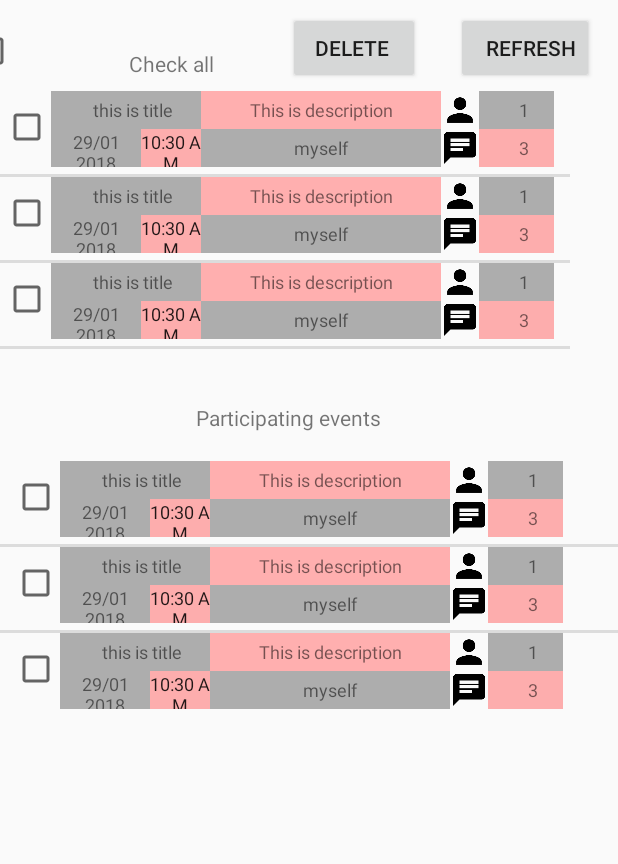
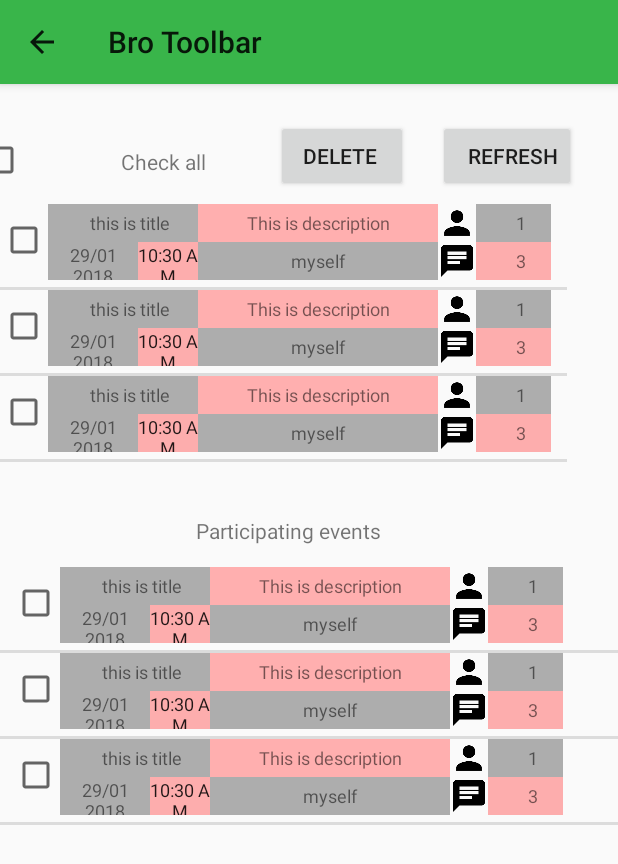
Before and after one commit to christoffer-thygesen/BroFinder, an Android app: the MyEventsActivity screen opened directly, with no data from a screen before it, on a phone screen of 412 x 824 dp. Shown: the top 864 px of the screen. Run offline under Robolectric (Android 15) with nearby library versions, the phone set to English and light mode, and no system bars.

Commit message:
Pretty fly for a white guy

```diff
--- a/app/src/main/AndroidManifest.xml
+++ b/app/src/main/AndroidManifest.xml
@@ -37,7 +37,8 @@
         <activity
             android:name=".RegisterUserActivity"
             android:parentActivityName=".LoginActivity" /> <!-- -> Register Activity Child of Login < -->
-        <activity android:name=".MyProfileActivity" />
+        <activity android:name=".MyProfileActivity"
+            android:parentActivityName=".MainActivity"/>
         <activity
             android:name=".ForgotPasswordActivity"
             android:parentActivityName=".LoginActivity" /> <!-- -> ForgotPassword Activity Child of Login < -->
--- a/app/src/main/java/mike/magic/com/brofinder/DetailedActivityAdapter.java
+++ b/app/src/main/java/mike/magic/com/brofinder/DetailedActivityAdapter.java
@@ -31,11 +31,6 @@ public class DetailedActivityAdapter extends ArrayAdapter<Event> {
         final TextView textTitle = (TextView)myEventCustomView.findViewById(R.id.eventDescription);
         textTitle.setText(currentEvent.getDesc());//Event.getTitle();
 
-
-
         return myEventCustomView;
-
     }
-
-
 }
--- a/app/src/main/java/mike/magic/com/brofinder/EventAdapter.java
+++ b/app/src/main/java/mike/magic/com/brofinder/EventAdapter.java
@@ -38,7 +38,7 @@ public class EventAdapter extends ArrayAdapter<Event> {
         TextView clockText = (TextView)rowView.findViewById(R.id.eventTime);
         TextView textLocation = (TextView)rowView.findViewById(R.id.eventLocation);
         TextView eventDistance = (TextView)rowView.findViewById(R.id.eventDistance);
-        //does this even exist?
+
         //TextView textCreator = (TextView)rowView.findViewById(R.id.Creator);
         TextView participantsNumber = (TextView)rowView.findViewById(R.id.eventsParticipants);
         participantsNumber.setText("3");
@@ -59,7 +59,7 @@ public class EventAdapter extends ArrayAdapter<Event> {
         clockText.setText(time);
         textLocation.setText("I am location, until I get a better solution");
         String distance =  null;
-        //textCreator.setText("BOIIII");
+
 
         return rowView;
     }
--- a/app/src/main/java/mike/magic/com/brofinder/EventEventListener.java
+++ b/app/src/main/java/mike/magic/com/brofinder/EventEventListener.java
@@ -65,11 +65,9 @@ public class EventEventListener implements ChildEventListener {
 
     @Override
     public void onChildMoved(DataSnapshot dataSnapshot, String s) {
-
     }
 
     @Override
     public void onCancelled(DatabaseError databaseError) {
-
     }
 }
--- a/app/src/main/java/mike/magic/com/brofinder/MyEventsActivity.java
+++ b/app/src/main/java/mike/magic/com/brofinder/MyEventsActivity.java
@@ -1,7 +1,9 @@
 package mike.magic.com.brofinder;
 
+import android.support.v7.app.ActionBar;
 import android.support.v7.app.AppCompatActivity;
 import android.os.Bundle;
+import android.support.v7.widget.Toolbar;
 import android.view.View;
 import android.widget.ArrayAdapter;
 import android.widget.CheckBox;
@@ -13,14 +15,9 @@ import java.util.ArrayList;
 import java.util.List;
 
 public class MyEventsActivity extends AppCompatActivity {
-    /*
-        final ArrayList<String> myEventList = new ArrayList<String>();
-        final ArrayAdapter myEventAdapter = new ArrayAdapter(this,R.layout.myeventlist , myEventList);
-        ListView listView = (ListView)findViewById(R.id.list);
-        //listView.setAdapter(myEventAdapter);
 
-    */
-
+    final ArrayList<Event> myEventsList = new ArrayList<>();
+    DatabaseManager databaseManager;
 
     @Override
     public void onCreate(Bundle savedInstanceState) {
@@ -28,13 +25,17 @@ public class MyEventsActivity extends AppCompatActivity {
         super.onCreate(savedInstanceState);
         setContentView(R.layout.activity_my_events);
 
+        android.support.v7.widget.Toolbar brobar = (Toolbar) findViewById(R.id.toptoolbar);
+        setSupportActionBar(brobar);
+
+        ActionBar broActionBar = getSupportActionBar();
+        broActionBar.setDisplayHomeAsUpEnabled(true);
 
         final ListView myEvents = findViewById(R.id.MyEventList);
         ListView participatingEvents = findViewById(R.id.myParticipatingEvents);
-        final ArrayList<Event> myEventsList = new ArrayList<>();
+
         final MyEventsAdapter myAdapter = new MyEventsAdapter(this, myEventsList);
         final MyEventsAdapter myParticipatingEventsAdapter = new MyEventsAdapter(this, myEventsList);
-
 
         Event a = new Event("123", "Kicking a ball", "Football", "abc", 5, 5, 2, 2017, 06022017, 333.1, 444.2);
         Event b = new Event("123", "ball", "ball", "abc", 5, 5, 2, 2017, 06022017, 333.1, 444.2);
@@ -69,28 +70,8 @@ public class MyEventsActivity extends AppCompatActivity {
                         CheckBox checkitOff = mChild.findViewById(R.id.checkBox);
                         checkitOff.setChecked(false);
                     }
-
                 }}
-
         });}
-
-
-
-        /*
-       for(Event myEvents : myEventList) {
-   if(Event.getId(creatorID).equals(someId) {
-   ListView myEvents = (ListView)findViewById(R.id.myEventList);
-       //found it!
-   }
-}
-
-for(Event myParticipatingEvents : myEventList)(
-if(Event.getId( *id = participating*?){
-ListView participatingEvents = (ListView)findViewById(R.id.myParticipatingEvents);
-        * */
-
-
-
 
 
     public void refreshButton(View v){
@@ -101,11 +82,11 @@ ListView participatingEvents = (ListView)findViewById(R.id.myParticipatingEvents
 
     }
 
-    public void deleteEvents(View v){
-        /*for(int i = 0; i<myEventsList.getCount();i++){
+    public void deleteEvents(View v, boolean isChecked){
+        /* for(int i = 0; i<myEventsList.size();i++){
             if(myEventsList.isChecked){
-               DatabaseManager.getInstance(.deleteEvent();)
-               EventUpdater.removeEvent(event[i]);
+              //delete event
+
             }
         }*/
     }
--- a/app/src/main/java/mike/magic/com/brofinder/RegisterUserActivity.java
+++ b/app/src/main/java/mike/magic/com/brofinder/RegisterUserActivity.java
@@ -29,7 +29,7 @@ public class RegisterUserActivity extends AppCompatActivity {
 
     // private TextView mStatusTextView;
     // private TextView mDetailTextView;
-    //   private EditText newUserName = findViewById(R.id.newUsername); //EditText ID name for field Username
+    // private EditText newUserName = findViewById(R.id.newUsername); //EditText ID name for field Username
 
 
     @Override
--- a/app/src/main/java/mike/magic/com/brofinder/UserEventListener.java
+++ b/app/src/main/java/mike/magic/com/brofinder/UserEventListener.java
@@ -3,10 +3,6 @@ package mike.magic.com.brofinder;
 import com.google.firebase.database.ChildEventListener;
 import com.google.firebase.database.DataSnapshot;
 import com.google.firebase.database.DatabaseError;
-
-/**
- * Created by Christoffer on 09-12-2017.
- */
 
 public class UserEventListener implements ChildEventListener {
 
--- a/app/src/main/java/mike/magic/com/brofinder/UserUpdater.java
+++ b/app/src/main/java/mike/magic/com/brofinder/UserUpdater.java
@@ -4,10 +4,6 @@ import android.app.Activity;
 import android.util.Log;
 
 import java.util.ArrayList;
-
-/**
- * Created by stoff on 05-12-2017.
- */
 
 public class UserUpdater {
 
--- a/app/src/main/res/layout/activity_my_events.xml
+++ b/app/src/main/res/layout/activity_my_events.xml
@@ -3,24 +3,18 @@
     xmlns:app="http://schemas.android.com/apk/res-auto"
     xmlns:tools="http://schemas.android.com/tools"
     android:layout_width="match_parent"
-    android:layout_height="match_parent"
-    tools:context="memelord.com.bro_finder.MyEventsActivity">
+    android:layout_height="match_parent">
 
-    <CheckBox
-        android:id="@+id/checkboxAll"
-        android:layout_width="47dp"
-        android:layout_height="52dp"
-        android:layout_marginBottom="8dp"
-        android:layout_marginEnd="8dp"
-        android:layout_marginStart="8dp"
-        android:layout_marginTop="8dp"
-
-        app:layout_constraintBottom_toTopOf="@+id/MyEventList"
-        app:layout_constraintEnd_toStartOf="parent"
-        app:layout_constraintHorizontal_bias="0.0"
-        app:layout_constraintStart_toStartOf="parent"
-        app:layout_constraintTop_toTopOf="parent"
-        app:layout_constraintVertical_bias="0.0" />
+    <android.support.v7.widget.Toolbar
+        android:id="@+id/toptoolbar"
+        android:layout_width="match_parent"
+        android:layout_height="?attr/actionBarSize"
+        android:layout_marginBottom="60dp"
+        android:background="?attr/colorPrimary"
+        android:elevation="4dp"
+        android:theme="@style/ThemeOverlay.AppCompat.ActionBar"
+        app:popupTheme="@style/ThemeOverlay.AppCompat.Light"
+        app:title="Bro Toolbar" />
 
     <TextView
         android:id="@+id/textView2"
@@ -35,17 +29,17 @@
         android:text="Check all"
         app:layout_constraintBottom_toBottomOf="parent"
         app:layout_constraintEnd_toStartOf="@+id/button3"
-        app:layout_constraintHorizontal_bias="0.636"
+        app:layout_constraintHorizontal_bias="0.666"
         app:layout_constraintStart_toEndOf="@+id/checkboxAll"
         app:layout_constraintTop_toTopOf="parent"
-        app:layout_constraintVertical_bias="0.031" />
+        app:layout_constraintVertical_bias="0.114" />
 
     <Button
         android:id="@+id/button3"
         android:layout_width="wrap_content"
         android:layout_height="wrap_content"
         android:layout_marginBottom="8dp"
-        android:layout_marginEnd="24dp"
+        android:layout_marginEnd="20dp"
         android:layout_marginTop="8dp"
         android:onClick="deleteEvents"
         android:paddingLeft="10dp"
@@ -53,28 +47,30 @@
         app:layout_constraintBottom_toBottomOf="parent"
         app:layout_constraintEnd_toStartOf="@+id/button4"
         app:layout_constraintTop_toTopOf="parent"
-        app:layout_constraintVertical_bias="0.0" />
+        app:layout_constraintVertical_bias="0.095" />
 
     <ListView
         android:id="@+id/MyEventList"
         android:layout_width="386dp"
-        android:layout_height="184dp"
+        android:layout_height="183dp"
         android:layout_marginBottom="8dp"
         android:layout_marginEnd="8dp"
         android:layout_marginStart="8dp"
         android:layout_marginTop="8dp"
         android:dividerHeight="2dp"
-        app:layout_constraintBottom_toTopOf="@+id/textView3"
+        app:layout_constraintBottom_toBottomOf="parent"
         app:layout_constraintEnd_toEndOf="@+id/button4"
+        app:layout_constraintHorizontal_bias="0.393"
         app:layout_constraintStart_toStartOf="@+id/checkboxAll"
-        app:layout_constraintTop_toBottomOf="@+id/button3"></ListView>
+        app:layout_constraintTop_toBottomOf="@+id/button3"
+        app:layout_constraintVertical_bias="0.0"></ListView>
 
     <Button
         android:id="@+id/button4"
         android:layout_width="wrap_content"
         android:layout_height="wrap_content"
         android:layout_marginBottom="8dp"
-        android:layout_marginEnd="16dp"
+        android:layout_marginEnd="28dp"
         android:layout_marginTop="8dp"
         android:clickable="true"
         android:onClick="refreshButton"
@@ -83,15 +79,15 @@
         app:layout_constraintBottom_toBottomOf="parent"
         app:layout_constraintEnd_toEndOf="parent"
         app:layout_constraintTop_toTopOf="parent"
-        app:layout_constraintVertical_bias="0.0" />
+        app:layout_constraintVertical_bias="0.095" />
 
     <TextView
         android:id="@+id/textView3"
         android:layout_width="384dp"
-        android:layout_height="58dp"
+        android:layout_height="48dp"
         android:layout_marginBottom="8dp"
         android:layout_marginEnd="8dp"
-        android:layout_marginTop="188dp"
+        android:layout_marginTop="180dp"
         android:gravity="center"
         android:text="Participating events"
         app:layout_constraintBottom_toBottomOf="parent"
@@ -99,16 +95,32 @@
         app:layout_constraintHorizontal_bias="0.0"
         app:layout_constraintStart_toStartOf="parent"
         app:layout_constraintTop_toBottomOf="@+id/button3"
-        app:layout_constraintVertical_bias="0.011" />
+        app:layout_constraintVertical_bias="0.048" />
 
     <ListView
         android:id="@+id/myParticipatingEvents"
         android:layout_width="match_parent"
-        android:layout_height="wrap_content"
+        android:layout_height="434dp"
         android:dividerHeight="2dp"
         app:layout_constraintBottom_toBottomOf="parent"
         app:layout_constraintStart_toStartOf="parent"
         app:layout_constraintTop_toBottomOf="@+id/textView3"
         app:layout_constraintVertical_bias="0.0"></ListView>
 
+    <CheckBox
+        android:id="@+id/checkboxAll"
+        android:layout_width="34dp"
+        android:layout_height="42dp"
+        android:layout_marginBottom="8dp"
+        android:layout_marginEnd="8dp"
+        android:layout_marginStart="8dp"
+        android:layout_marginTop="8dp"
+
+        app:layout_constraintBottom_toTopOf="@+id/MyEventList"
+        app:layout_constraintEnd_toStartOf="parent"
+        app:layout_constraintHorizontal_bias="0.02"
+        app:layout_constraintStart_toStartOf="parent"
+        app:layout_constraintTop_toTopOf="parent"
+        app:layout_constraintVertical_bias="1.0" />
+
 </android.support.constraint.ConstraintLayout>
```
Also changed, not shown: app/src/main/java/mike/magic/com/brofinder/CreateEventActivity.java (+9 -0 lines), app/src/main/java/mike/magic/com/brofinder/EventUpdater.java (+1 -19 lines), app/src/main/java/mike/magic/com/brofinder/LoginActivity.java (+1 -15 lines), app/src/main/java/mike/magic/com/brofinder/MainActivity.java (+23 -65 lines), app/src/main/java/mike/magic/com/brofinder/MyProfileActivity.java (+9 -3 lines), app/src/main/res/layout/activity_main.xml (+5 -11 lines), app/src/main/res/layout/activity_my_profile.xml (+25 -4 lines).
